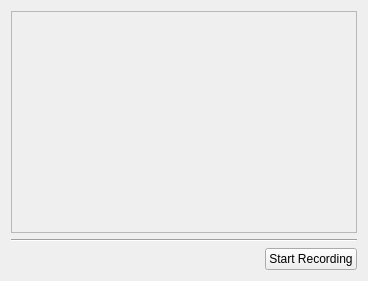
Before: the Qt Designer form steno/src/view/gui/local_conference_view.ui in introlab/rendezvous, drawn with Qt 5.
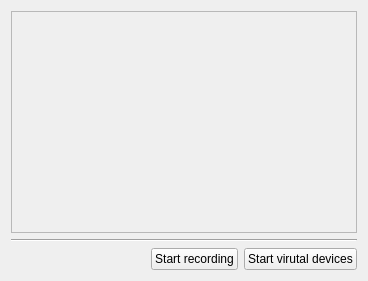
After: the same form once the commit is applied.

Commit message: Rdv 237 Stream buttons are linked (#110)

Diff of the .ui file:
```diff
--- a/steno/src/view/gui/local_conference_view.ui
+++ b/steno/src/view/gui/local_conference_view.ui
@@ -93,7 +93,7 @@
        <item>
         <widget class="QPushButton" name="btnStartStopRecord">
          <property name="text">
-          <string>Start Recording</string>
+          <string>Start recording</string>
          </property>
          <property name="checkable">
           <bool>false</bool>
@@ -103,6 +103,13 @@
          </property>
         </widget>
        </item>
+       <item>
+        <widget class="QPushButton" name="startVirtualDevicesButton">
+         <property name="text">
+          <string>Start virutal devices</string>
+         </property>
+        </widget>
+       </item>
       </layout>
      </item>
     </layout>
```
Left out of the diff: 2 changed lines with no effect on the pictures. The commit also changes 27 other files.
